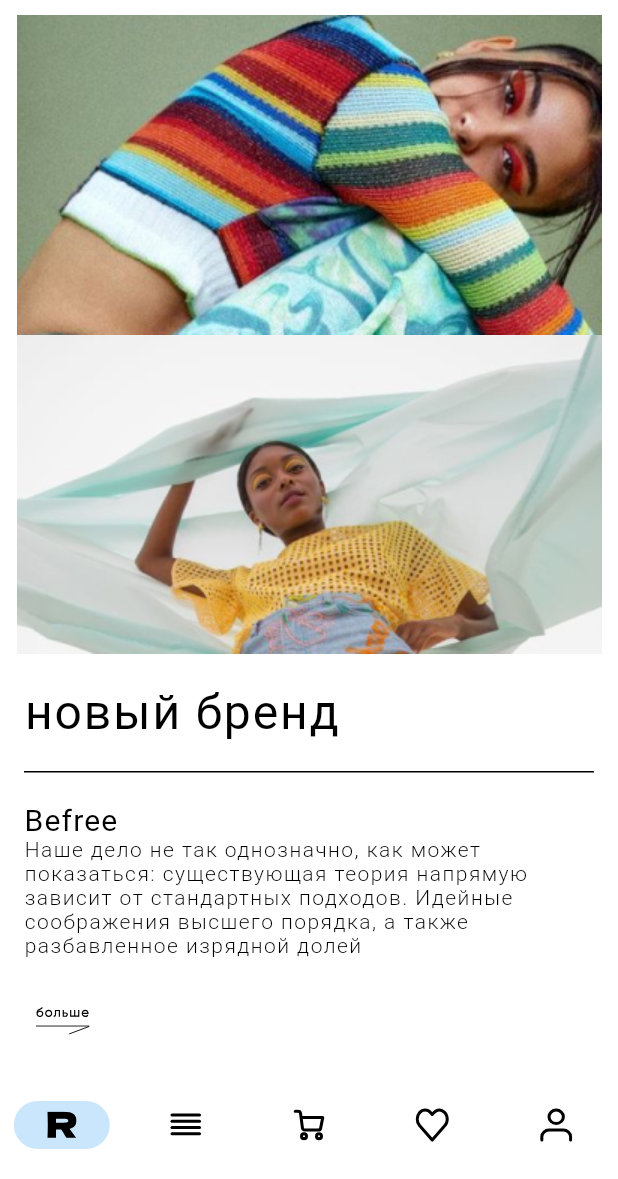
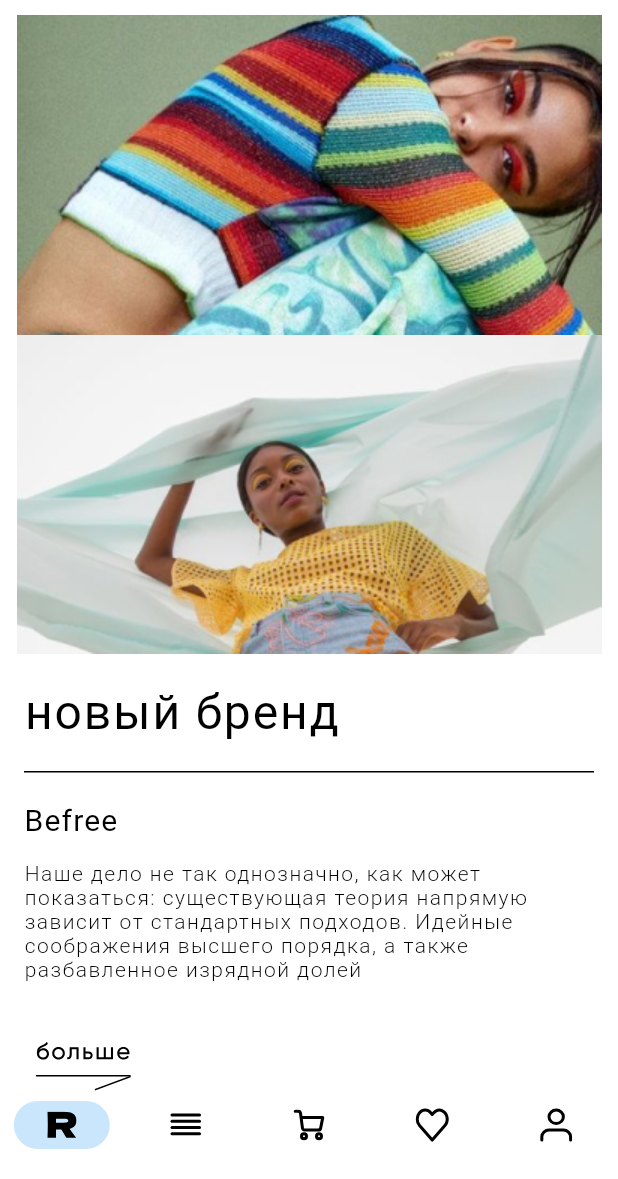
Before and after one commit to Akenten/reup_mobile, a Flutter app: the screen it shows after launch, on a phone screen of 412 x 824 dp, the part 57-1236 px from its top. Run offline on Flutter 3.47's test engine with Material 2 defaults, Android fonts, the phone set to English and light mode, and no system bars; our stand-ins replace flutter_svg, google_fonts, infinite_carousel; Roboto replaces fonts that are missing (Gilroy).

Commit message:
small padding fixes

```diff
--- a/lib/main_page.dart
+++ b/lib/main_page.dart
@@ -22,7 +22,7 @@ class MainPage extends StatelessWidget {
         child: Column(
       children: [
         Container(
-          height: 734, //678
+          height: 774, //734, //678
           child: PageView(
             controller: controller,
 
@@ -66,12 +66,14 @@ class MainPage extends StatelessWidget {
                             borderRadius: BorderRadius.zero,
                             side: BorderSide(color: Colors.black, width: 1))),
                     child: const Text('верхняя одежда',
+                        maxLines: 1,
                         style: TextStyle(
                           fontFamily: 'Gilroy',
                           color: Colors.black,
                           fontSize: 16,
                           fontWeight: FontWeight.w700,
                           letterSpacing: 1.12,
+                          overflow: TextOverflow.ellipsis,
                         )))),
             Expanded(
                 flex: 1,
@@ -85,12 +87,14 @@ class MainPage extends StatelessWidget {
                             borderRadius: BorderRadius.zero,
                             side: BorderSide(color: Colors.black, width: 1))),
                     child: const Text('обувь',
+                        maxLines: 1,
                         style: TextStyle(
                           fontFamily: 'Gilroy',
                           color: Colors.black,
                           fontSize: 16,
                           fontWeight: FontWeight.w700,
                           letterSpacing: 1.12,
+                          overflow: TextOverflow.ellipsis,
                         ))))
           ],
         ),
@@ -110,12 +114,14 @@ class MainPage extends StatelessWidget {
                             borderRadius: BorderRadius.zero,
                             side: BorderSide(color: Colors.black, width: 1))),
                     child: const Text('сумки',
+                        maxLines: 1,
                         style: TextStyle(
                           fontFamily: 'Gilroy',
                           color: Colors.black,
                           fontSize: 16,
                           fontWeight: FontWeight.w700,
                           letterSpacing: 1.12,
+                          overflow: TextOverflow.ellipsis,
                         )))),
             Expanded(
                 flex: 1,
@@ -131,12 +137,14 @@ class MainPage extends StatelessWidget {
                             borderRadius: BorderRadius.zero,
                             side: BorderSide(color: Colors.black, width: 1))),
                     child: const Text('рубашки',
+                        maxLines: 1,
                         style: TextStyle(
                           fontFamily: 'Gilroy',
                           color: Colors.black,
                           fontSize: 16,
                           fontWeight: FontWeight.w700,
                           letterSpacing: 1.12,
+                          overflow: TextOverflow.ellipsis,
                         ))))
           ],
         ),
@@ -156,12 +164,14 @@ class MainPage extends StatelessWidget {
                             borderRadius: BorderRadius.zero,
                             side: BorderSide(color: Colors.black, width: 1))),
                     child: const Text('платья',
+                        maxLines: 1,
                         style: TextStyle(
                           fontFamily: 'Gilroy',
                           color: Colors.black,
                           fontSize: 16,
                           fontWeight: FontWeight.w700,
                           letterSpacing: 1.12,
+                          overflow: TextOverflow.ellipsis,
                         )))),
             Expanded(
                 flex: 1,
@@ -171,18 +181,20 @@ class MainPage extends StatelessWidget {
                     }),
                     style: OutlinedButton.styleFrom(
                         tapTargetSize: MaterialTapTargetSize.shrinkWrap,
-                        alignment: Alignment.centerRight,
-                        padding: EdgeInsets.only(right: 100, left: 8),
+                        alignment: Alignment.centerLeft,
+                        padding: EdgeInsets.only(left: 20),
                         shape: const RoundedRectangleBorder(
                             borderRadius: BorderRadius.zero,
                             side: BorderSide(color: Colors.black, width: 1))),
                     child: const Text('костюмы',
+                        maxLines: 1,
                         style: TextStyle(
                           fontFamily: 'Gilroy',
                           color: Colors.black,
                           fontSize: 16,
                           fontWeight: FontWeight.w700,
                           letterSpacing: 1.12,
+                          overflow: TextOverflow.ellipsis,
                         ))))
           ],
         ),
@@ -201,12 +213,14 @@ class MainPage extends StatelessWidget {
                             borderRadius: BorderRadius.zero,
                             side: BorderSide(color: Colors.black, width: 1))),
                     child: const Text('штаны',
+                        maxLines: 1,
                         style: TextStyle(
                           fontFamily: 'Gilroy',
                           color: Colors.black,
                           fontSize: 16,
                           fontWeight: FontWeight.w700,
                           letterSpacing: 1.12,
+                          overflow: TextOverflow.ellipsis,
                         )))),
             Expanded(
                 flex: 1,
@@ -222,12 +236,14 @@ class MainPage extends StatelessWidget {
                             borderRadius: BorderRadius.zero,
                             side: BorderSide(color: Colors.black, width: 1))),
                     child: const Text('аксессуары',
+                        maxLines: 1,
                         style: TextStyle(
                           fontFamily: 'Gilroy',
                           color: Colors.black,
                           fontSize: 16,
                           fontWeight: FontWeight.w700,
                           letterSpacing: 1.12,
+                          overflow: TextOverflow.ellipsis,
                         ))))
           ],
         ),
@@ -238,8 +254,10 @@ class MainPage extends StatelessWidget {
         // ),
         //InfiniteCarousel.builder(itemCount: 10, itemExtent: 175, itemBuilder: (BuildContext, ))
         const SizedBox(height: 48),
-        SizedBox(
-          width: 351,
+        Align(
+          alignment: Alignment.centerLeft,
+          child: Padding(
+            padding: EdgeInsets.only(left: 16),
             child: Text('подобрали для тебя',
                 style: GoogleFonts.delaGothicOne(
                   color: Colors.black,
@@ -248,12 +266,19 @@ class MainPage extends StatelessWidget {
                   letterSpacing: 0.96,
                 )),
           ),
+        ),
 
         const SizedBox(height: 16),
-        const SizedBox(height: 292, child: carousel()),
+        Align(
+            alignment: Alignment.centerLeft,
+            child: Padding(
+                padding: EdgeInsets.only(left: 8),
+                child: SizedBox(height: 292, child: carousel()))),
         //const SizedBox(height: 16),
         Align(
           alignment: Alignment.centerLeft,
+          child: Padding(
+            padding: EdgeInsets.only(left: 16),
             child: IconButton(
               onPressed: null,
               icon: SvgPicture.asset('assets/icons/reup_icon_more.svg'),
@@ -263,15 +288,20 @@ class MainPage extends StatelessWidget {
               ),
             ),
           ),
-        SizedBox(
-            width: 351,
+        ),
+        Align(
+          alignment: Alignment.centerLeft,
+          child: Padding(
+            padding: const EdgeInsets.only(left: 16),
             child: Text('выбор REUP',
                 style: GoogleFonts.delaGothicOne(
                   color: Colors.black,
                   fontSize: 24,
                   fontWeight: FontWeight.w400,
                   letterSpacing: 0.96,
-                ))),
+                )),
+          ),
+        ),
 
         //карусель выбора reup
         Container(
@@ -315,11 +345,14 @@ class MainPage extends StatelessWidget {
                   ),
                 ),
               ),
-              Padding(
-                padding: EdgeInsets.only(left: 16, right: 16),
-                child: Column(
+              const SizedBox(
+                height: 12,
+              ),
+              Column(
+                mainAxisAlignment: MainAxisAlignment.center,
                 children: [
                   Row(
+                    mainAxisAlignment: MainAxisAlignment.center,
                     children: [
                       collection(
                         data: collectionData('Название коллекции', 'бренд',
@@ -332,6 +365,7 @@ class MainPage extends StatelessWidget {
                     ],
                   ),
                   Row(
+                    mainAxisAlignment: MainAxisAlignment.center,
                     children: [
                       collection(
                         data: collectionData('Название коллекции', 'бренд',
@@ -348,6 +382,8 @@ class MainPage extends StatelessWidget {
                   ),
                   Align(
                     alignment: Alignment.centerRight,
+                    child: Padding(
+                      padding: EdgeInsets.only(right: 16),
                       child: Text(
                         'мне нравится',
                         textAlign: TextAlign.right,
@@ -359,16 +395,20 @@ class MainPage extends StatelessWidget {
                         ),
                       ),
                     ),
+                  ),
                   const SizedBox(
                     height: 24,
                   ),
-                    const SizedBox(height: 292, child: carousel()),
+                  const Align(
+                      alignment: Alignment.centerLeft,
+                      child: Padding(
+                          padding: EdgeInsets.only(left: 8),
+                          child: SizedBox(height: 292, child: carousel()))),
                   Align(
                     alignment: Alignment.centerRight,
                     child: IconButton(
                       onPressed: null,
-                        icon:
-                            SvgPicture.asset('assets/icons/reup_icon_more.svg'),
+                      icon: SvgPicture.asset('assets/icons/reup_icon_more.svg'),
                       iconSize: 64,
                       style: const ButtonStyle(
                         tapTargetSize: MaterialTapTargetSize.shrinkWrap,
@@ -376,7 +416,6 @@ class MainPage extends StatelessWidget {
                     ),
                   ),
                 ],
-                ),
               ),
             ],
           ),
@@ -386,7 +425,11 @@ class MainPage extends StatelessWidget {
         const SizedBox(
           height: 48,
         ),
-        const SizedBox(height: 292, child: carousel()),
+        const Align(
+            alignment: Alignment.centerLeft,
+            child: Padding(
+                padding: EdgeInsets.only(left: 8),
+                child: SizedBox(height: 292, child: carousel()))),
         Align(
           alignment: Alignment.centerLeft,
           child: Padding(
@@ -411,38 +454,57 @@ class MainPage extends StatelessWidget {
         //     ),
         //   ],
         // )
-        Row(
+        // Row(
+
+        //   children: [
+        //     // Text(
+        //     //   'REUP',
+        //     //   style: GoogleFonts.delaGothicOne(
+        //     //     color: Colors.black,
+        //     //     fontSize: 24,
+        //     //     fontWeight: FontWeight.w400,
+        //     //     letterSpacing: 0.96,
+        //     //   ),
+        //     // ),
+        //     //const Expanded(child: SizedBox()),
+        //     IconButton(
+        //       onPressed: null,
+        //       icon: SvgPicture.asset('assets/icons/reup_icon_vk.svg'),
+        //       //iconSize: 40,
+        //     ),
+        //     IconButton(
+        //       onPressed: null,
+        //       icon: SvgPicture.asset('assets/icons/reup_icon_inst.svg'),
+        //       //iconSize: 40,
+        //     ),
+        //     IconButton(
+        //       onPressed: null,
+        //       icon: SvgPicture.asset('assets/icons/reup_icon_fb.svg'),
+        //       //iconSize: 40,
+        //     ),
+        //     IconButton(
+        //       onPressed: null,
+        //       icon: SvgPicture.asset('assets/icons/reup_icon_tg.svg'),
+        //       //iconSize: 40,
+        //     ),
+        //   ],
+        // )
+        const Column(
+          textDirection: TextDirection.ltr,
           children: [
-            // Text(
-            //   'REUP',
-            //   style: GoogleFonts.delaGothicOne(
-            //     color: Colors.black,
-            //     fontSize: 24,
-            //     fontWeight: FontWeight.w400,
-            //     letterSpacing: 0.96,
-            //   ),
-            // ),
-            //const Expanded(child: SizedBox()),
-            IconButton(
+            TextButton(
                 onPressed: null,
-              icon: SvgPicture.asset('assets/icons/reup_icon_vk.svg'),
-              //iconSize: 40,
+                child: Text(
+                  'Написать в поддержку',
+                  style: TextStyle(
+                    color: Colors.black,
+                    fontSize: 16,
+                    fontFamily: 'Gilroy',
+                    fontWeight: FontWeight.w300,
+                    //height: 17.60,
+                    letterSpacing: 1.12,
                   ),
-            IconButton(
-              onPressed: null,
-              icon: SvgPicture.asset('assets/icons/reup_icon_inst.svg'),
-              //iconSize: 40,
-            ),
-            IconButton(
-              onPressed: null,
-              icon: SvgPicture.asset('assets/icons/reup_icon_fb.svg'),
-              //iconSize: 40,
-            ),
-            IconButton(
-              onPressed: null,
-              icon: SvgPicture.asset('assets/icons/reup_icon_tg.svg'),
-              //iconSize: 40,
-            ),
+                )),
           ],
         )
       ],
@@ -559,6 +621,9 @@ class Promo extends StatelessWidget {
                             letterSpacing: 0.80,
                           )),
                       SizedBox(
+                        height: 16,
+                      ),
+                      SizedBox(
                         width: double.infinity,
                         child: Text(
                           data.text,
@@ -583,7 +648,10 @@ class Promo extends StatelessWidget {
                           }),
                           icon: SvgPicture.asset(
                               'assets/icons/reup_icon_more.svg'),
-                          iconSize: 36,
+                          iconSize: 64,
+                          style: const ButtonStyle(
+                            tapTargetSize: MaterialTapTargetSize.shrinkWrap,
+                          ),
                         ),
                       )
                     ]),
```
Lines whose indentation alone changed are shown as unchanged.
